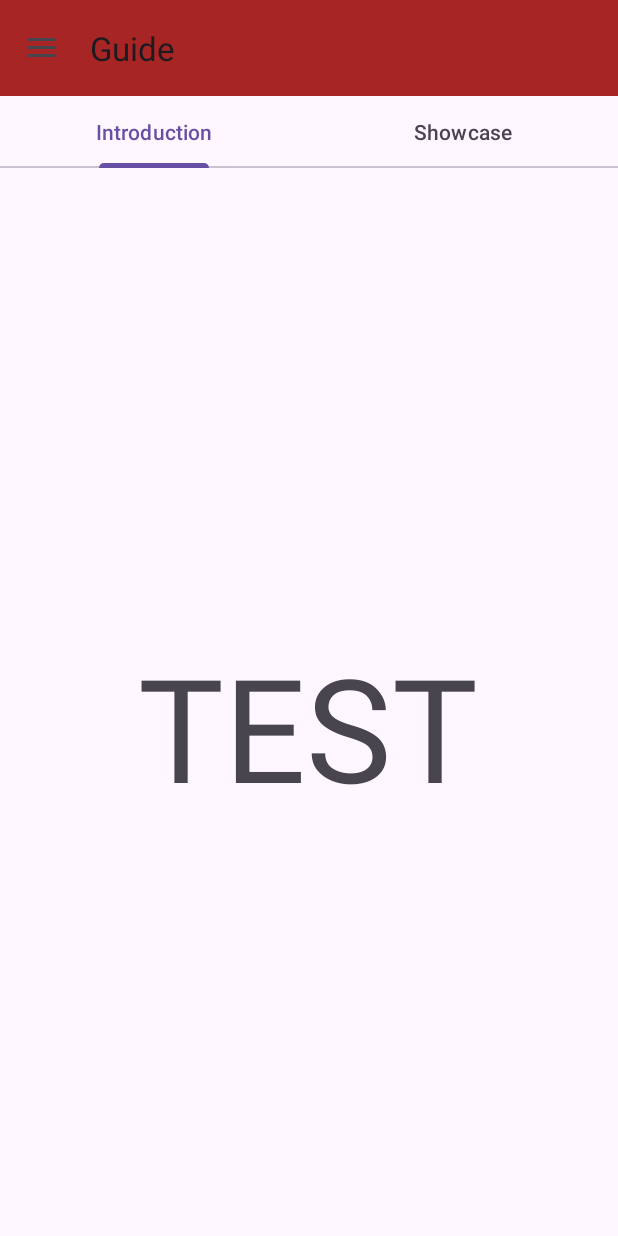
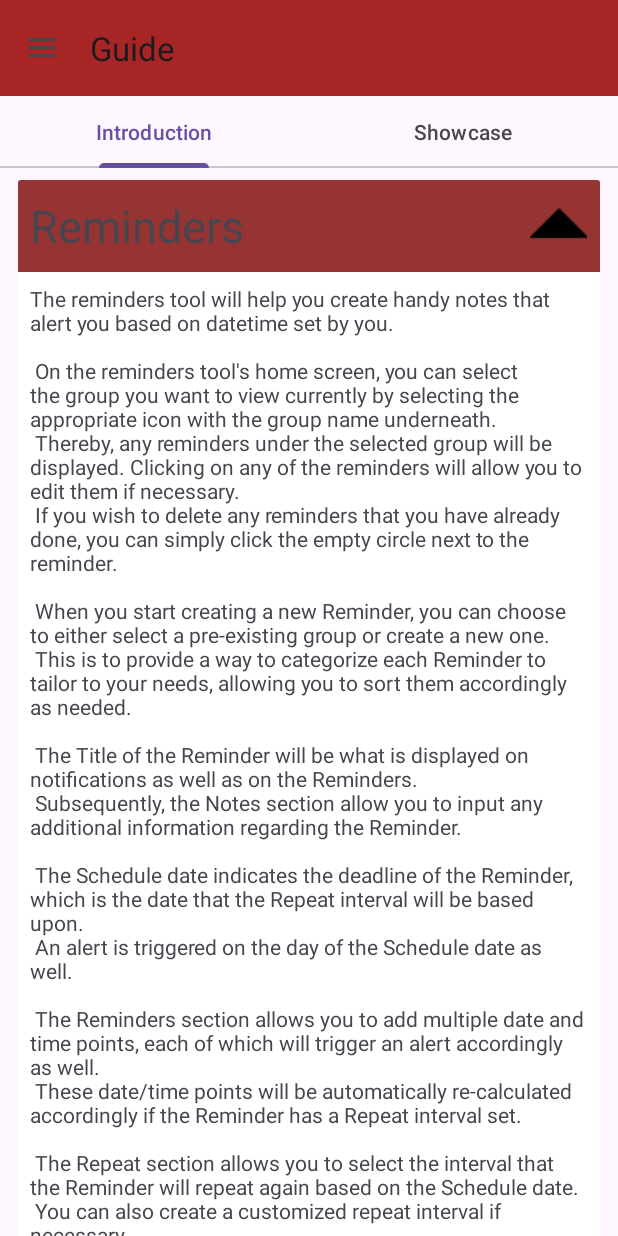
Before and after one commit to Seranie/MindCare, an Android app: the GuideTab screen opened through its navigation route, in the side drawer, after a tap on "Guide", on a phone screen of 412 x 824 dp. Run offline under Robolectric (Android 15) with nearby library versions, the phone set to English and light mode, and no system bars; our stand-ins replace navigation-ui.

```diff
--- /dev/null
+++ b/app/src/main/java/com/example/tutorial_menu/GuideDocs.java
@@ -0,0 +1,53 @@
+package com.example.tutorial_menu;
+
+import android.os.Bundle;
+import android.view.LayoutInflater;
+import android.view.View;
+import android.view.ViewGroup;
+
+import androidx.fragment.app.Fragment;
+import androidx.recyclerview.widget.LinearLayoutManager;
+import androidx.recyclerview.widget.RecyclerView;
+
+import java.util.ArrayList;
+import java.util.List;
+
+public class GuideDocs extends Fragment {
+//    public GuideIntroduction(){
+//        super(R.layout.guide_introduction);
+//    }
+
+    @Override
+    public View onCreateView(LayoutInflater inflater, ViewGroup container, Bundle savedInstanceState) {
+        return inflater.inflate(R.layout.guide_docs, container, false);
+    }
+
+    @Override
+    public void onViewCreated(View view, Bundle savedInstanceState){
+        //Create list of guide doc cards and add them to list to pass to adapter.
+        List<GuideDocsCard> cardList = new ArrayList<>();
+        cardList.add(new GuideDocsCard(
+                R.string.docs_card1_title,
+                R.string.docs_card1_description
+        ));
+        cardList.add(new GuideDocsCard(
+                R.string.docs_card2_title,
+                R.string.docs_card2_description
+        ));
+        cardList.add(new GuideDocsCard(
+                R.string.docs_card3_title,
+                R.string.docs_card3_description
+        ));
+        cardList.add(new GuideDocsCard(
+                R.string.docs_card4_title,
+                R.string.docs_card4_description
+        ));
+
+        //Create adapter
+        //Set recyclerview layoutmanager and adapter.
+        RecyclerView recyclerView = view.findViewById(R.id.guide_docs_recycler_view);
+        recyclerView.setLayoutManager(new LinearLayoutManager(getContext()));
+        GuideDocsAdapter guideDocsAdapter = new GuideDocsAdapter(cardList);
+        recyclerView.setAdapter(guideDocsAdapter);
+    }
+}
--- /dev/null
+++ b/app/src/main/java/com/example/tutorial_menu/GuideDocsAdapter.java
@@ -0,0 +1,80 @@
+package com.example.tutorial_menu;
+
+import android.content.res.Resources;
+import android.view.LayoutInflater;
+import android.view.View;
+import android.view.ViewGroup;
+import android.widget.ImageButton;
+import android.widget.LinearLayout;
+import android.widget.TextView;
+
+import androidx.annotation.NonNull;
+import androidx.cardview.widget.CardView;
+import androidx.recyclerview.widget.RecyclerView;
+import androidx.transition.AutoTransition;
+import androidx.transition.TransitionManager;
+
+import java.util.List;
+
+public class GuideDocsAdapter extends RecyclerView.Adapter<GuideDocsAdapter.GuideDocsViewHolder> {
+    private List<GuideDocsCard> cardList;
+
+    public GuideDocsAdapter(List<GuideDocsCard> cardList){
+        this.cardList = cardList;
+    }
+
+    @NonNull
+    @Override
+    public GuideDocsAdapter.GuideDocsViewHolder onCreateViewHolder(@NonNull ViewGroup parent, int viewType) {
+        View view = LayoutInflater.from(parent.getContext()).inflate(R.layout.guide_docs_card, parent, false);
+        return new GuideDocsViewHolder(view);
+    }
+
+    @Override
+    public void onBindViewHolder(@NonNull GuideDocsAdapter.GuideDocsViewHolder holder, int position) {
+        GuideDocsCard guideDocsCard = cardList.get(position);
+        holder.mTitle.setText(guideDocsCard.getTitle());
+        holder.mDescription.setText(guideDocsCard.getDescription());
+    }
+
+    @Override
+    public int getItemCount() {
+        return cardList.size();
+    }
+
+    public class GuideDocsViewHolder extends RecyclerView.ViewHolder implements View.OnClickListener{
+        TextView mTitle;
+        TextView mDescription;
+        ImageButton mDropDownButton;
+        LinearLayout mDescriptionLayout;
+        LinearLayout mTitleLayout;
+        CardView mCardView;
+
+        public GuideDocsViewHolder(@NonNull View itemView) {
+            super(itemView);
+            mTitle = itemView.findViewById(R.id.guide_docs_title);
+            mDescription = itemView.findViewById(R.id.guide_docs_description);
+            mDropDownButton = itemView.findViewById(R.id.guide_docs_button);
+            mDescriptionLayout = itemView.findViewById(R.id.guide_docs_description_layout);
+            mTitleLayout = itemView.findViewById(R.id.guide_docs_title_layout);
+            mTitleLayout.setOnClickListener(this);
+            mCardView = itemView.findViewById(R.id.guide_docs_card_view);
+        }
+
+        @Override
+        public void onClick(View view) {
+            //Handler to display text description of the tool and flip the drop arrow
+            boolean descriptionIsVisible;
+            if (mDescriptionLayout.getVisibility() == View.GONE){
+                descriptionIsVisible = false;
+            }
+            else { descriptionIsVisible = true;}
+            mDescriptionLayout.setVisibility(descriptionIsVisible?View.GONE:View.VISIBLE);
+            mDropDownButton.setImageResource(descriptionIsVisible?R.drawable.arrow_drop_down:R.drawable.arrow_drop_up);
+        }
+
+        private void expandView(View view){
+
+        }
+    }
+}
--- /dev/null
+++ b/app/src/main/java/com/example/tutorial_menu/GuideDocsCard.java
@@ -0,0 +1,19 @@
+package com.example.tutorial_menu;
+
+public class GuideDocsCard {
+    private int mTitle;
+    private int mDescription;
+
+    public GuideDocsCard(int title, int description){
+        this.mTitle = title;
+        this.mDescription = description;
+    }
+
+    public int getTitle() {
+        return mTitle;
+    }
+
+    public int getDescription() {
+        return mDescription;
+    }
+}
--- a/app/src/main/java/com/example/tutorial_menu/GuideIntroduction.java
+++ /dev/null
@@ -1,19 +0,0 @@
-package com.example.tutorial_menu;
-
-import android.os.Bundle;
-import android.view.LayoutInflater;
-import android.view.View;
-import android.view.ViewGroup;
-
-import androidx.fragment.app.Fragment;
-
-public class GuideIntroduction extends Fragment {
-//    public GuideIntroduction(){
-//        super(R.layout.guide_introduction);
-//    }
-
-    @Override
-    public View onCreateView(LayoutInflater inflater, ViewGroup container, Bundle savedInstanceState) {
-        return inflater.inflate(R.layout.guide_introduction, container, false);
-    }
-}
--- a/app/src/main/java/com/example/tutorial_menu/GuideShowcaseAdapter.java
+++ b/app/src/main/java/com/example/tutorial_menu/GuideShowcaseAdapter.java
@@ -12,7 +12,7 @@ import androidx.recyclerview.widget.RecyclerView;
 
 import java.util.List;
 
-public class GuideShowcaseAdapter extends RecyclerView.Adapter<GuideShowcaseAdapter.ListItemHolder> {
+public class GuideShowcaseAdapter extends RecyclerView.Adapter<GuideShowcaseAdapter.GuideShowcaseViewHolder> {
     //Adapter for guide showcase's recycler view of cards.
     private final List<GuideShowcaseCard> cardList;
 
@@ -22,13 +22,13 @@ public class GuideShowcaseAdapter extends RecyclerView.Adapter<GuideShowcaseAdap
 
     @NonNull
     @Override
-    public GuideShowcaseAdapter.ListItemHolder onCreateViewHolder(@NonNull ViewGroup parent, int viewType) {
+    public GuideShowcaseViewHolder onCreateViewHolder(@NonNull ViewGroup parent, int viewType) {
         View view = LayoutInflater.from(parent.getContext()).inflate(R.layout.guide_showcase_card, parent, false);
-        return new ListItemHolder(view);
+        return new GuideShowcaseViewHolder(view);
     }
 
     @Override
-    public void onBindViewHolder(@NonNull GuideShowcaseAdapter.ListItemHolder holder, int position) {
+    public void onBindViewHolder(@NonNull GuideShowcaseViewHolder holder, int position) {
         //gets the card at x position and updates the view with the card details
         GuideShowcaseCard card = cardList.get(position);
         holder.mImageView.setImageResource(card.getCardImage());
@@ -42,7 +42,7 @@ public class GuideShowcaseAdapter extends RecyclerView.Adapter<GuideShowcaseAdap
         return cardList.size();
     }
 
-    public class ListItemHolder extends RecyclerView.ViewHolder {
+    public class GuideShowcaseViewHolder extends RecyclerView.ViewHolder {
         //Holder retrieves and holds references to the card layout's UI elements.
         ImageView mImageView;
         TextView mCardTitle;
@@ -52,7 +52,7 @@ public class GuideShowcaseAdapter extends RecyclerView.Adapter<GuideShowcaseAdap
         Button mShowMe;
         Button mLearnMore;
 
-        public ListItemHolder(@NonNull View itemView) {
+        public GuideShowcaseViewHolder(@NonNull View itemView) {
             super(itemView);
             mImageView = itemView.findViewById(R.id.showcase_card_image);
             mCardTitle = itemView.findViewById(R.id.showcase_card_title);
--- a/app/src/main/java/com/example/tutorial_menu/GuideTab.java
+++ b/app/src/main/java/com/example/tutorial_menu/GuideTab.java
@@ -30,7 +30,7 @@ public class GuideTab extends Fragment {
     public void onViewCreated(View view, Bundle savedInstanceState){
         //Create a list to house fragments that individually represent each tab of the guide.
         ArrayList<Fragment> fragmentList = new ArrayList<>();
-        fragmentList.add(new GuideIntroduction());
+        fragmentList.add(new GuideDocs());
         fragmentList.add(new GuideShowcase());
 
         // Creates a new adapter to link the viewpager2 in guide_tab
--- /dev/null
+++ b/app/src/main/res/layout/guide_docs.xml
@@ -0,0 +1,13 @@
+<?xml version="1.0" encoding="utf-8"?>
+<LinearLayout xmlns:android="http://schemas.android.com/apk/res/android"
+    xmlns:app="http://schemas.android.com/apk/res-auto"
+    xmlns:tools="http://schemas.android.com/tools"
+    android:layout_width="match_parent"
+    android:layout_height="match_parent"
+    android:orientation="vertical">
+
+    <androidx.recyclerview.widget.RecyclerView
+        android:id="@+id/guide_docs_recycler_view"
+        android:layout_width="match_parent"
+        android:layout_height="match_parent" />
+</LinearLayout>
--- /dev/null
+++ b/app/src/main/res/layout/guide_docs_card.xml
@@ -0,0 +1,72 @@
+<?xml version="1.0" encoding="utf-8"?>
+<LinearLayout xmlns:android="http://schemas.android.com/apk/res/android"
+    xmlns:app="http://schemas.android.com/apk/res-auto"
+    android:layout_width="match_parent"
+    android:layout_height="wrap_content"
+    android:layout_marginHorizontal="12dp"
+    android:layout_marginTop="8dp"
+    android:orientation="vertical">
+
+    <androidx.cardview.widget.CardView
+        android:id="@+id/guide_docs_card_view"
+        android:layout_width="match_parent"
+        android:layout_height="match_parent"
+        app:cardElevation="4dp">
+
+        <LinearLayout
+            android:layout_width="match_parent"
+            android:layout_height="wrap_content"
+            android:animateLayoutChanges="true"
+            android:orientation="vertical">
+
+            <LinearLayout
+                android:id="@+id/guide_docs_title_layout"
+                android:layout_width="match_parent"
+                android:layout_height="match_parent"
+                android:background="#963434"
+                android:clickable="true"
+                android:foreground="?android:attr/selectableItemBackground"
+                android:orientation="horizontal"
+                android:padding="8dp">
+
+                <TextView
+                    android:id="@+id/guide_docs_title"
+                    android:layout_width="wrap_content"
+                    android:layout_height="match_parent"
+                    android:layout_weight="0.9"
+                    android:gravity="center_vertical"
+                    android:text="Title"
+                    android:textSize="30sp" />
+
+                <ImageButton
+                    android:id="@+id/guide_docs_button"
+                    android:layout_width="17dp"
+                    android:layout_height="45dp"
+                    android:layout_weight="0.1"
+                    android:adjustViewBounds="true"
+                    android:background="#00FFFFFF"
+                    android:clickable="false"
+                    android:cropToPadding="true"
+                    android:focusable="false"
+                    app:srcCompat="@drawable/arrow_drop_down" />
+
+            </LinearLayout>
+
+            <LinearLayout
+                android:id="@+id/guide_docs_description_layout"
+                android:layout_width="match_parent"
+                android:layout_height="wrap_content"
+                android:orientation="vertical"
+                android:padding="8dp"
+                android:visibility="gone">
+
+                <TextView
+                    android:id="@+id/guide_docs_description"
+                    android:layout_width="match_parent"
+                    android:layout_height="wrap_content"
+                    android:text=" Lorem ipsum dolor sit amet, consectetur adipiscing elit. Ut id semper sem. Suspendisse potenti. Duis risus sapien, porttitor nec sem sed, accumsan bibendum mi. Quisque enim urna, venenatis vel tempus at, consequat nec leo. Fusce nec bibendum ex. Sed diam arcu, interdum sed tincidunt non, mattis vitae mauris. Sed lectus neque, fermentum in tincidunt et, dignissim id arcu.  Nunc rutrum magna iaculis lorem auctor interdum. Nunc rutrum mauris mi. Mauris ultricies arcu sed sapien bibendum, iaculis blandit enim ultrices. Suspendisse commodo massa at maximus ultricies. Suspendisse nulla lectus, facilisis vel pretium non, malesuada non orci. Nunc tincidunt quam sit amet urna ornare scelerisque. Fusce faucibus et dui blandit tincidunt. Duis lacinia rutrum ante. Nam vestibulum eu lacus vitae egestas. Donec euismod posuere risus, id bibendum ante tincidunt sagittis. Vestibulum gravida sed libero vel imperdiet. Ut dolor diam, malesuada non fringilla non, aliquet vitae massa. Suspendisse feugiat, ipsum eget feugiat lacinia, dui urna hendrerit elit, nec luctus sem risus vitae ipsum. Nullam sapien tellus, condimentum lacinia mauris ac, fringilla feugiat orci. Aliquam non urna gravida, lobortis mi et, vulputate eros.  " />
+            </LinearLayout>
+        </LinearLayout>
+
+    </androidx.cardview.widget.CardView>
+</LinearLayout>
--- a/app/src/main/res/layout/guide_introduction.xml
+++ /dev/null
@@ -1,19 +0,0 @@
-<?xml version="1.0" encoding="utf-8"?>
-<androidx.constraintlayout.widget.ConstraintLayout xmlns:android="http://schemas.android.com/apk/res/android"
-    xmlns:app="http://schemas.android.com/apk/res-auto"
-    xmlns:tools="http://schemas.android.com/tools"
-    android:layout_width="match_parent"
-    android:layout_height="match_parent">
-
-    <TextView
-        android:id="@+id/textView2"
-        android:layout_width="wrap_content"
-        android:layout_height="wrap_content"
-        android:layout_marginTop="308dp"
-        android:text="TEST"
-        android:textSize="96sp"
-        app:layout_constraintEnd_toEndOf="parent"
-        app:layout_constraintHorizontal_bias="0.497"
-        app:layout_constraintStart_toStartOf="parent"
-        app:layout_constraintTop_toTopOf="parent" />
-</androidx.constraintlayout.widget.ConstraintLayout>
--- a/app/src/main/res/values/strings.xml
+++ b/app/src/main/res/values/strings.xml
@@ -30,4 +30,40 @@
     <string name="showcase_card4_subtitle">Talk with a friendly AI</string>
     <string name="showcase_card4_description">Engage in daily banter or ask questions, making your interactions enjoyable and livening up the day.</string>
 
+    <string name="docs_card1_title">Reminders</string>
+    <string name="docs_card1_description">
+        The reminders tool will help you create handy notes that alert you based on datetime set by you.\n\n
+
+        On the reminders tool\'s home screen, you can select the group you want to view currently by selecting the appropriate icon with the group name underneath.\n
+        Thereby, any reminders under the selected group will be displayed. Clicking on any of the reminders will allow you to edit them if necessary.\n
+        If you wish to delete any reminders that you have already done, you can simply click the empty circle next to the reminder.\n\n
+
+        When you start creating a new Reminder, you can choose to either select a pre-existing group or create a new one.\n
+        This is to provide a way to categorize each Reminder to tailor to your needs, allowing you to sort them accordingly as needed.\n\n
+
+        The Title of the Reminder will be what is displayed on notifications as well as on the Reminders.\n
+        Subsequently, the Notes section allow you to input any additional information regarding the Reminder.\n\n
+
+        The Schedule date indicates the deadline of the Reminder, which is the date that the Repeat interval will be based upon.\n
+        An alert is triggered on the day of the Schedule date as well.\n\n
+
+        The Reminders section allows you to add multiple date and time points, each of which will trigger an alert accordingly as well.\n
+        These date/time points will be automatically re-calculated accordingly if the Reminder has a Repeat interval set.\n\n
+
+        The Repeat section allows you to select the interval that the Reminder will repeat again based on the Schedule date.\n
+        You can also create a customized repeat interval if necessary.\n\n
+
+        The Ringtone section allows you to either turn on or off a ringtone that plays when the alert triggers.\n
+        You can also set any .mp3 or .wav file from your system files as the ringtone.\n
+
+    </string>
+
+    <string name="docs_card2_title">Contacts</string>
+    <string name="docs_card2_description">CONTACTS</string>
+
+    <string name="docs_card3_title">Fences</string>
+    <string name="docs_card3_description">FENCES</string>
+
+    <string name="docs_card4_title">Chat Buddy</string>
+    <string name="docs_card4_description">CHAT BUDDY</string>
 </resources>
```
Also changed, not shown: app/src/main/res/drawable/arrow_drop_down.png (added), app/src/main/res/drawable/arrow_drop_up.png (added).
